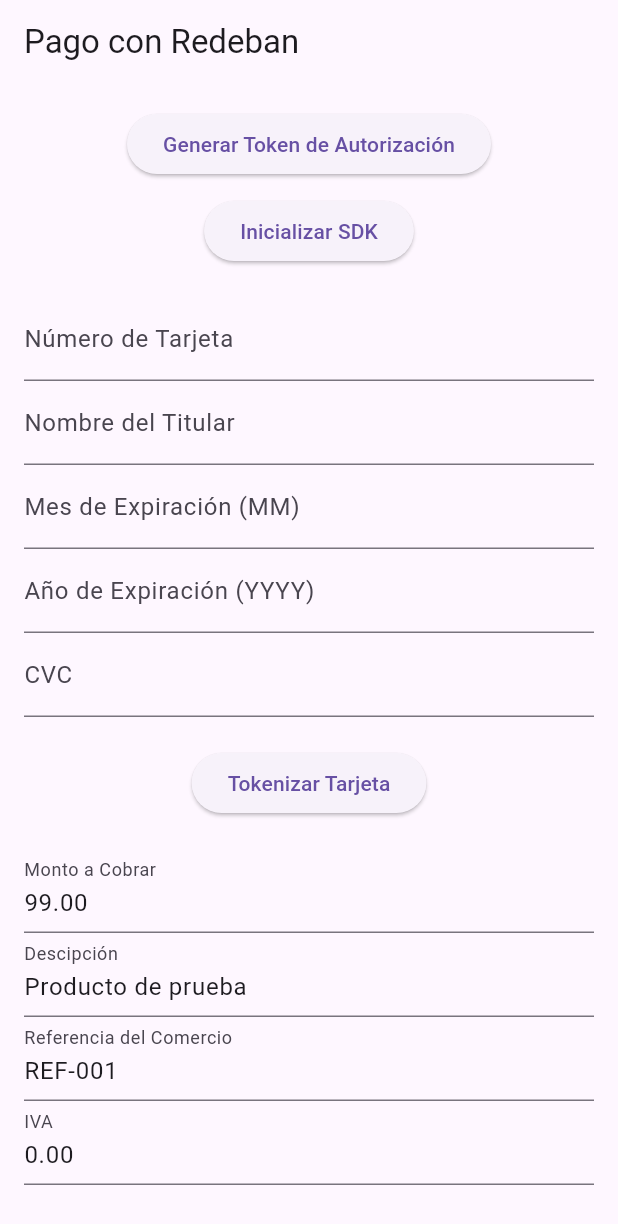
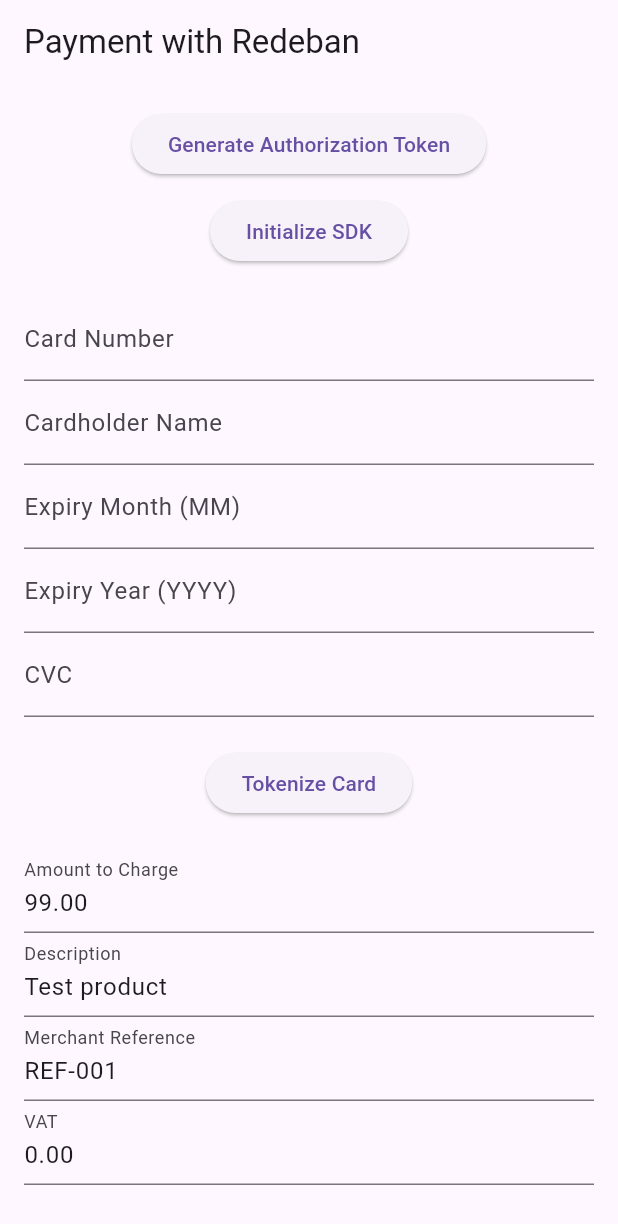
Before and after one commit to diegoperezfoscal/redeban_payment_app_flutter, a Flutter app: the screen it shows after launch, on a phone screen of 412 x 824 dp. Shown: the top 1224 px of the screen. Run offline on Flutter 3.47's test engine with Material 3 defaults, Android fonts, the phone set to English and light mode, and no system bars; our stand-ins replace flutter_dotenv.

Commit message:
update lenguaje

```diff
--- a/lib/main.dart
+++ b/lib/main.dart
@@ -7,6 +7,7 @@
 Future<void> main() async {
   WidgetsFlutterBinding.ensureInitialized();
   await dotenv.load(fileName: ".env");
+  print(dotenv.env);
   runApp(MyApp());
 }
 
@@ -41,7 +42,7 @@
   final TextEditingController amountController =
       TextEditingController(text: '99.00');
   final TextEditingController descriptionController =
-      TextEditingController(text: 'Producto de prueba');
+      TextEditingController(text: 'Test product');
   final TextEditingController devReferenceController =
       TextEditingController(text: 'REF-001');
   final TextEditingController vatController =
@@ -54,22 +55,20 @@
     initRedebanSDK();
   }
 
-  // Paso 1: Generar token de autorización
   Future<String> generateAuthToken() async {
-    String serverAppCode = dotenv.env['SERVER_APP_CODE']!;
-    String serverAppKey = dotenv.env['SERVER_APP_KEY']!;
+    String? serverAppCode = dotenv.env['SERVER_APP_CODE'];
+    String? serverAppKey = dotenv.env['SERVER_APP_KEY'];
     final credentials = '$serverAppCode:$serverAppKey';
     final token = base64Encode(utf8.encode(credentials));
     setState(() {
       authToken = token;
     });
     ScaffoldMessenger.of(context).showSnackBar(
-      SnackBar(content: Text('Token de autorización generado: $token')),
+      SnackBar(content: Text('Authorization token generated: $token')),
     );
     return token;
   }
 
-  // Paso 2: Inicializar SDK
   Future<void> initRedebanSDK() async {
     try {
       await platform.invokeMethod('initRedeban', {
@@ -80,16 +79,15 @@
       sessionId = await platform.invokeMethod('getSessionId');
       setState(() {});
       ScaffoldMessenger.of(context).showSnackBar(
-        SnackBar(content: Text('SDK inicializado. Session ID: $sessionId')),
+        SnackBar(content: Text('SDK initialized. Session ID: $sessionId')),
       );
     } catch (e) {
       ScaffoldMessenger.of(context).showSnackBar(
-        SnackBar(content: Text('Error al inicializar SDK: $e')),
+        SnackBar(content: Text('Error initializing SDK: $e')),
       );
     }
   }
 
-  // Paso 2: Tokenizar tarjeta
   Future<void> tokenizeCard() async {
     if (_formKey.currentState!.validate()) {
       _formKey.currentState!.save();
@@ -106,18 +104,17 @@
         setState(() {
           cardToken = result['token'] ?? '';
           ScaffoldMessenger.of(context).showSnackBar(
-            SnackBar(content: Text('Tarjeta tokenizada. Token: $cardToken')),
+            SnackBar(content: Text('Card tokenized. Token: $cardToken')),
           );
         });
       } catch (e) {
         ScaffoldMessenger.of(context).showSnackBar(
-          SnackBar(content: Text('Error al tokenizar: $e')),
+          SnackBar(content: Text('Tokenization error: $e')),
         );
       }
     }
   }
 
-  // Paso 3: Procesar pago
   Future<Map<String, dynamic>> processPayment({
     required String sessionId,
     required String userId,
@@ -129,9 +126,7 @@
     required String cardToken,
     String? cvc,
   }) async {
-    // Simular delay de red
     await Future.delayed(Duration(seconds: 2));
-    // Simular respuesta exitosa
     return {
       'transaction': {
         'status': 'success',
@@ -141,18 +136,16 @@
         'authorization_code': '088428',
         'installments': 1,
         'dev_reference': devReference,
-        'message': 'Operación exitosa',
+        'message': 'Transaction successful',
         'carrier_code': '6',
         'id': 'CI-${Random().nextInt(1000)}',
         'status_detail': 3,
-        'installments_type': 'Crédito rotativo',
+        'installments_type': 'Revolving credit',
         'payment_method_type': '0',
         'product_description': description,
       },
       'card': {
         'bin': '450700',
-        'expiry_year': '2025',
-        'expiry_month': '12',
         'transaction_reference': 'CI-${Random().nextInt(1000)}',
         'type': 'vi',
         'number': '1234',
@@ -161,34 +154,33 @@
     };
   }
 
-  // Paso 4: Mostrar resumen de la transacción
   void showTransactionSummary(Map<String, dynamic> response) {
     showDialog(
       context: context,
       builder: (context) => AlertDialog(
-        title: Text('Resumen de la Transacción'),
+        title: Text('Transaction Summary'),
         content: SingleChildScrollView(
           child: Column(
             crossAxisAlignment: CrossAxisAlignment.start,
             mainAxisSize: MainAxisSize.min,
             children: [
-              Text('Detalles de la Transacción',
+              Text('Transaction Details',
                   style: TextStyle(fontWeight: FontWeight.bold)),
               Text('ID: ${response['transaction']['id']}'),
-              Text('Estado: ${response['transaction']['current_status']}'),
-              Text('Monto: \$${response['transaction']['amount']}'),
+              Text('Status: ${response['transaction']['current_status']}'),
+              Text('Amount: \$${response['transaction']['amount']}'),
               Text(
-                  'Código de Autorización: ${response['transaction']['authorization_code']}'),
-              Text('Fecha: ${response['transaction']['payment_date']}'),
-              Text('Referencia: ${response['transaction']['dev_reference']}'),
+                  'Authorization Code: ${response['transaction']['authorization_code']}'),
+              Text('Date: ${response['transaction']['payment_date']}'),
+              Text('Reference: ${response['transaction']['dev_reference']}'),
               SizedBox(height: 10),
-              Text('Detalles de la Tarjeta',
+              Text('Card Details',
                   style: TextStyle(fontWeight: FontWeight.bold)),
-              Text('Tipo: ${response['card']['type'].toUpperCase()}'),
+              Text('Type: ${response['card']['type'].toUpperCase()}'),
               Text('BIN: ${response['card']['bin']}'),
-              Text('Últimos 4 dígitos: ****${response['card']['number']}'),
+              Text('Last 4 digits: ****${response['card']['number']}'),
               Text(
-                  'Expiración: ${response['card']['expiry_month']}/${response['card']['expiry_year']}'),
+                  'Expiry: ${response['card']['expiry_month']}/${response['card']['expiry_year']}'),
             ],
           ),
         ),
@@ -205,7 +197,7 @@
   @override
   Widget build(BuildContext context) {
     return Scaffold(
-      appBar: AppBar(title: Text('Pago con Redeban')),
+      appBar: AppBar(title: Text('Payment with Redeban')),
       body: Padding(
         padding: EdgeInsets.all(16.0),
         child: Form(
@@ -215,48 +207,46 @@
               children: [
                 ElevatedButton(
                   onPressed: generateAuthToken,
-                  child: Text('Generar Token de Autorización'),
+                  child: Text('Generate Authorization Token'),
                 ),
                 SizedBox(height: 10),
                 ElevatedButton(
                   onPressed: initRedebanSDK,
-                  child: Text('Inicializar SDK'),
+                  child: Text('Initialize SDK'),
                 ),
                 SizedBox(height: 20),
                 TextFormField(
-                  decoration: InputDecoration(labelText: 'Número de Tarjeta'),
+                  decoration: InputDecoration(labelText: 'Card Number'),
                   validator: (value) =>
-                      value!.length < 16 ? 'Número de tarjeta inválido' : null,
+                      value!.length < 16 ? 'Invalid card number' : null,
                   onSaved: (value) => cardNumber = value!.replaceAll(' ', ''),
                 ),
                 TextFormField(
-                  decoration: InputDecoration(labelText: 'Nombre del Titular'),
+                  decoration: InputDecoration(labelText: 'Cardholder Name'),
                   validator: (value) =>
-                      value!.isEmpty ? 'Ingrese el nombre del titular' : null,
+                      value!.isEmpty ? 'Enter cardholder name' : null,
                   onSaved: (value) => holderName = value!,
                 ),
                 TextFormField(
-                  decoration:
-                      InputDecoration(labelText: 'Mes de Expiración (MM)'),
+                  decoration: InputDecoration(labelText: 'Expiry Month (MM)'),
                   keyboardType: TextInputType.number,
                   validator: (value) {
                     if (value!.isEmpty ||
                         int.parse(value) < 1 ||
                         int.parse(value) > 12) {
-                      return 'Mes inválido';
+                      return 'Invalid month';
                     }
                     return null;
                   },
                   onSaved: (value) => expMonth = int.parse(value!),
                 ),
                 TextFormField(
-                  decoration:
-                      InputDecoration(labelText: 'Año de Expiración (YYYY)'),
+                  decoration: InputDecoration(labelText: 'Expiry Year (YYYY)'),
                   keyboardType: TextInputType.number,
                   validator: (value) {
                     if (value!.isEmpty ||
                         int.parse(value) < DateTime.now().year) {
-                      return 'Año inválido';
+                      return 'Invalid year';
                     }
                     return null;
                   },
@@ -266,45 +256,43 @@
                   decoration: InputDecoration(labelText: 'CVC'),
                   keyboardType: TextInputType.number,
                   validator: (value) =>
-                      value!.length < 3 ? 'CVC inválido' : null,
+                      value!.length < 3 ? 'Invalid CVC' : null,
                   onSaved: (value) => cvc = value!,
                 ),
                 SizedBox(height: 20),
                 ElevatedButton(
                   onPressed: tokenizeCard,
-                  child: Text('Tokenizar Tarjeta'),
+                  child: Text('Tokenize Card'),
                 ),
                 SizedBox(height: 20),
                 TextFormField(
                   controller: amountController,
-                  decoration: InputDecoration(labelText: 'Monto a Cobrar'),
+                  decoration: InputDecoration(labelText: 'Amount to Charge'),
                   keyboardType: TextInputType.numberWithOptions(decimal: true),
                   validator: (value) =>
-                      value!.isEmpty ? 'Ingrese un monto' : null,
+                      value!.isEmpty ? 'Enter an amount' : null,
                 ),
                 TextFormField(
                   controller: descriptionController,
-                  decoration: InputDecoration(labelText: 'Descipción'),
+                  decoration: InputDecoration(labelText: 'Description'),
                   validator: (value) =>
-                      value!.isEmpty ? 'Ingrese una descripción' : null,
+                      value!.isEmpty ? 'Enter a description' : null,
                 ),
                 TextFormField(
                   controller: devReferenceController,
-                  decoration:
-                      InputDecoration(labelText: 'Referencia del Comercio'),
+                  decoration: InputDecoration(labelText: 'Merchant Reference'),
                   validator: (value) =>
-                      value!.isEmpty ? 'Ingrese una referencia' : null,
+                      value!.isEmpty ? 'Enter a reference' : null,
                 ),
                 TextFormField(
                   controller: vatController,
-                  decoration: InputDecoration(labelText: 'IVA'),
+                  decoration: InputDecoration(labelText: 'VAT'),
                   keyboardType: TextInputType.numberWithOptions(decimal: true),
-                  validator: (value) =>
-                      value!.isEmpty ? 'Ingrese el IVA' : null,
+                  validator: (value) => value!.isEmpty ? 'Enter VAT' : null,
                 ),
                 TextFormField(
                   controller: cvcController,
-                  decoration: InputDecoration(labelText: 'CVC (Opcional)'),
+                  decoration: InputDecoration(labelText: 'CVC (Optional)'),
                   keyboardType: TextInputType.number,
                 ),
                 SizedBox(height: 20),
@@ -314,15 +302,15 @@
                       if (authToken.isEmpty) {
                         ScaffoldMessenger.of(context).showSnackBar(
                           SnackBar(
-                              content: Text(
-                                  'Primero genere el token de autorización')),
+                              content:
+                                  Text('Please generate the auth token first')),
                         );
                         return;
                       }
                       if (cardToken.isEmpty) {
                         ScaffoldMessenger.of(context).showSnackBar(
                           SnackBar(
-                              content: Text('Primero tokenice una tarjeta')),
+                              content: Text('Please tokenize a card first')),
                         );
                         return;
                       }
@@ -342,7 +330,7 @@
                       showTransactionSummary(paymentResponse);
                     }
                   },
-                  child: Text('Procesar Pago'),
+                  child: Text('Process Payment'),
                 ),
               ],
             ),
--- a/pubspec.yaml
+++ b/pubspec.yaml
@@ -59,7 +59,8 @@
   uses-material-design: true
 
   # To add assets to your application, add an assets section, like this:
-  # assets:
+  assets:
+   - .env
   #   - images/a_dot_burr.jpeg
   #   - images/a_dot_ham.jpeg
 
```
Also changed, not shown: 1 other file.
